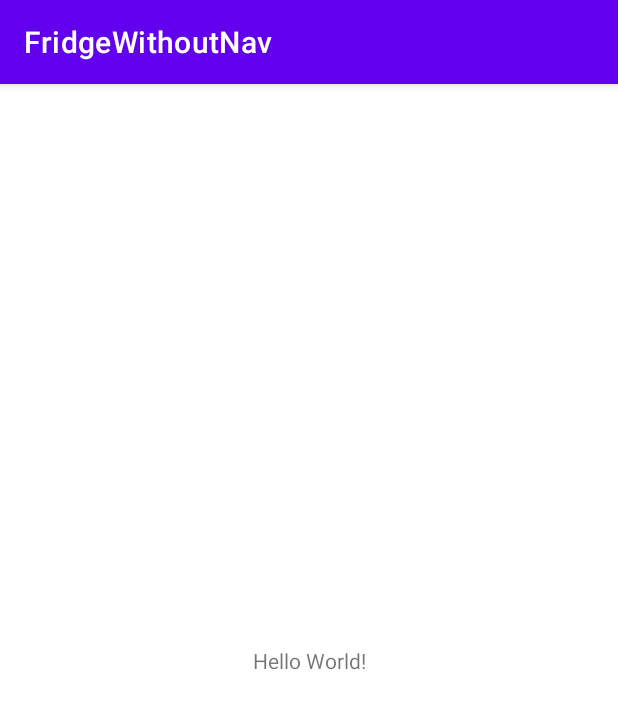
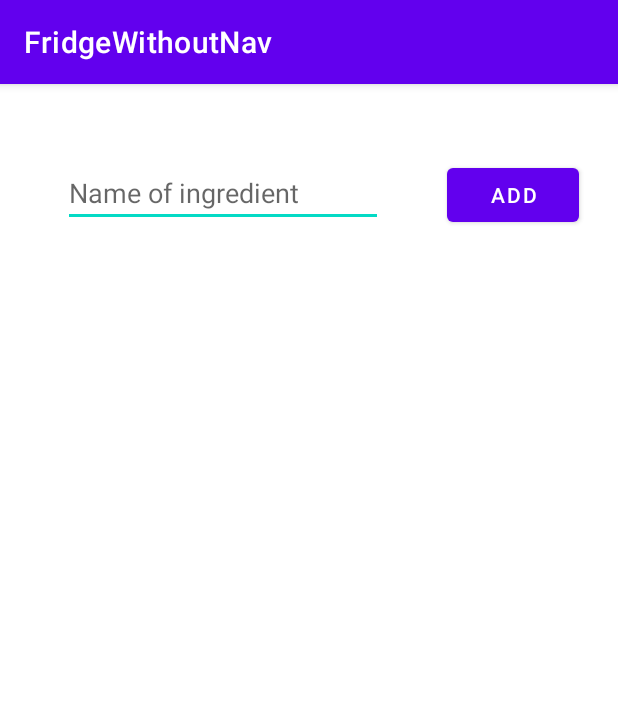
Before and after one commit to DamianJaszewski/Fridge, an Android app: the screen it shows after launch (MainActivity), on a phone screen of 412 x 824 dp. Shown: the top 709 px of the screen. Run offline under Robolectric (Android 15) with nearby library versions, the phone set to English and light mode, and no system bars.

Commit message:
fix input and button

```diff
--- a/app/src/main/java/com/example/fridgewithoutnav/MainActivity.java
+++ b/app/src/main/java/com/example/fridgewithoutnav/MainActivity.java
@@ -2,7 +2,12 @@ package com.example.fridgewithoutnav;
 
 import androidx.appcompat.app.AppCompatActivity;
 
+import android.content.Intent;
 import android.os.Bundle;
+import android.view.View;
+import android.widget.EditText;
+
+import static android.provider.AlarmClock.EXTRA_MESSAGE;
 
 public class MainActivity extends AppCompatActivity {
 
--- a/app/src/main/res/layout/activity_main.xml
+++ b/app/src/main/res/layout/activity_main.xml
@@ -6,13 +6,29 @@
     android:layout_height="match_parent"
     tools:context=".MainActivity">
 
-    <TextView
+    <EditText
+        android:id="@+id/IngretientInput"
         android:layout_width="wrap_content"
         android:layout_height="wrap_content"
-        android:text="Hello World!"
-        app:layout_constraintBottom_toBottomOf="parent"
-        app:layout_constraintLeft_toLeftOf="parent"
-        app:layout_constraintRight_toRightOf="parent"
+        android:layout_marginStart="16dp"
+        android:layout_marginTop="50dp"
+        android:ems="10"
+        android:hint="@string/edit_message"
+        android:inputType="textPersonName"
+        app:layout_constraintEnd_toStartOf="@+id/button"
+        app:layout_constraintHorizontal_bias="0.5"
+        app:layout_constraintStart_toStartOf="parent"
         app:layout_constraintTop_toTopOf="parent" />
 
+    <Button
+        android:id="@+id/button"
+        android:layout_width="wrap_content"
+        android:layout_height="wrap_content"
+        android:layout_marginStart="16dp"
+        android:onClick="sendMessage"
+        android:text="@string/button_add"
+        app:layout_constraintBaseline_toBaselineOf="@+id/IngretientInput"
+        app:layout_constraintEnd_toEndOf="parent"
+        app:layout_constraintHorizontal_bias="0.5"
+        app:layout_constraintStart_toEndOf="@+id/IngretientInput" />
 </androidx.constraintlayout.widget.ConstraintLayout>
--- a/app/src/main/res/values/strings.xml
+++ b/app/src/main/res/values/strings.xml
@@ -1,3 +1,5 @@
 <resources>
     <string name="app_name">FridgeWithoutNav</string>
+    <string name="edit_message">Name of ingredient</string>
+    <string name="button_add">Add</string>
 </resources>
```
